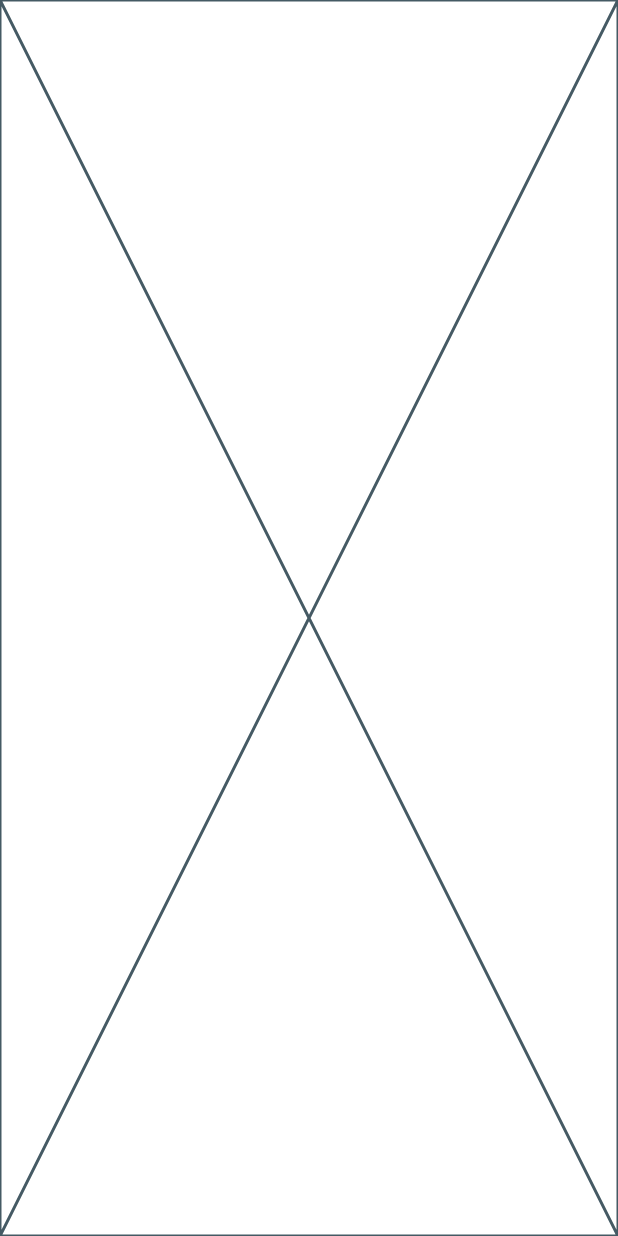
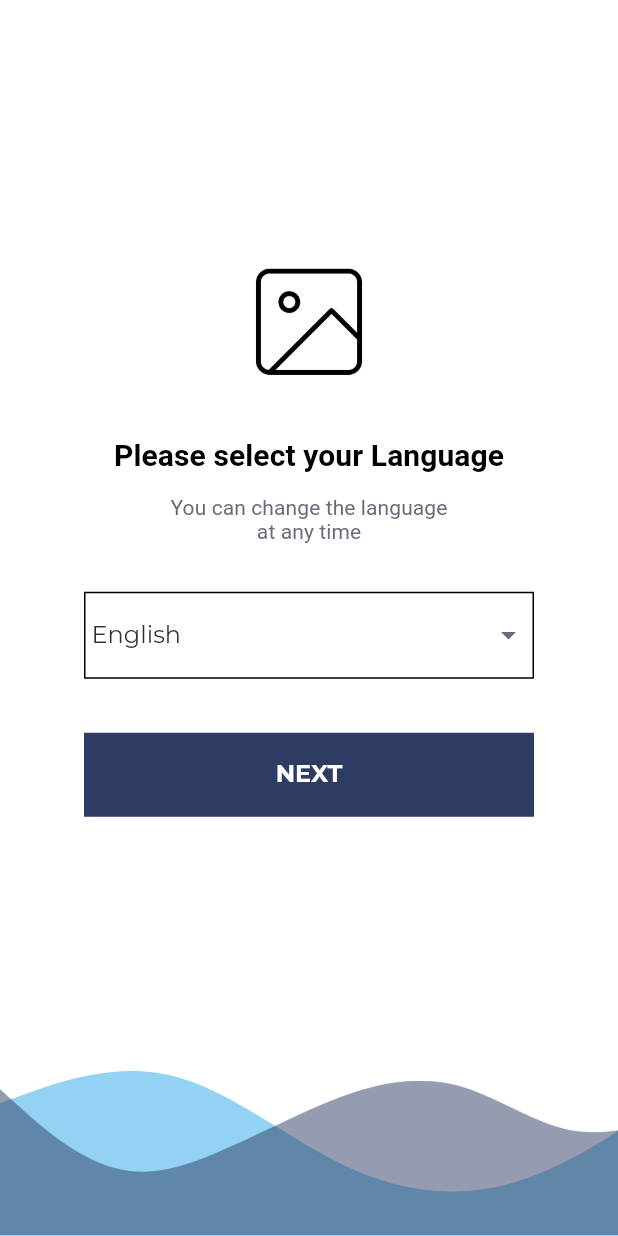
Before and after one commit to anorld-droid/Liveasy-Task, a Flutter app: the screen it shows after launch, on a phone screen of 412 x 824 dp. Run offline on Flutter 3.47's test engine with Material 2 defaults, Android fonts, the phone set to English and light mode, and no system bars; our stand-ins replace firebase_auth, firebase_core, get, google_fonts; accounts and stored records are empty.

Commit message:
Added language screen images, Created language screen layout.

```diff
--- a/lib/controller.dart
+++ b/lib/controller.dart
@@ -1,5 +1,21 @@
+import 'package:flutter/services.dart';
 import 'package:get/get.dart';
 
 /// Created by Patrice Mulindi email(mulindipatrice00@gmail.com) on 23.06.2023.
 
-class Controller extends GetxController {}
+class Controller extends GetxController {
+  final List<String> languages = ['English'];
+  final Rx<String> selectedLanguage = Rx('English');
+  @override
+  void onInit() async {
+    super.onInit();
+    SystemChrome.setSystemUIOverlayStyle(SystemUiOverlayStyle(
+      // Status bar color
+      statusBarColor: Get.theme.colorScheme.tertiary,
+      // Status bar brightness (optional)
+      statusBarIconBrightness: Brightness.light, // For Android (dark icons)
+    ));
+  }
+
+  void openBottomSheet() {}
+}
--- a/lib/feature/language.dart
+++ b/lib/feature/language.dart
@@ -1,6 +1,7 @@
-import 'package:flutter/widgets.dart';
+import 'package:flutter/material.dart';
 import 'package:get/get.dart';
 import 'package:patrice_mulindi_task/controller.dart';
+import 'package:patrice_mulindi_task/utils/liveasy_strings.dart';
 
 /// Created by Patrice Mulindi email(mulindipatrice00@gmail.com) on 23.06.2023.
 class Language extends GetView<Controller> {
@@ -8,6 +9,111 @@ class Language extends GetView<Controller> {
 
   @override
   Widget build(BuildContext context) {
-    return const Placeholder();
+    Get.find<Controller>();
+    return Material(
+        color: Get.theme.colorScheme.background,
+        child: Column(
+          mainAxisAlignment: MainAxisAlignment.spaceBetween,
+          children: [Expanded(flex: 3, child: _body()), _bottomImage()],
+        ));
+  }
+
+  Widget _body() {
+    return Column(
+      mainAxisAlignment: MainAxisAlignment.center,
+      children: [
+        Image.asset(
+          'assets/images/language_icon.png',
+          width: 90,
+          height: 90,
+        ),
+        const SizedBox(
+          height: 24,
+        ),
+        Padding(
+          padding: const EdgeInsets.all(8.0),
+          child: Text(
+            LiveasyStrings.languageTitle,
+            style: Get.textTheme.bodyLarge,
+          ),
+        ),
+        Padding(
+          padding: const EdgeInsets.all(8.0),
+          child: SizedBox(
+            width: 185,
+            child: Text(
+              LiveasyStrings.languageSubtitle,
+              style: Get.textTheme.bodySmall,
+              textAlign: TextAlign.center,
+            ),
+          ),
+        ),
+        Container(
+          decoration: BoxDecoration(
+              border: Border.all(
+                  color: Get.theme.colorScheme.onBackground, width: 1)),
+          width: 300,
+          margin: const EdgeInsets.symmetric(vertical: 24, horizontal: 8),
+          padding: const EdgeInsets.all(4.0),
+          child: DropdownButtonHideUnderline(
+            child: DropdownButton<String>(
+              value: controller.selectedLanguage.value,
+              iconDisabledColor: Get.theme.colorScheme.onBackground,
+              iconEnabledColor: Get.theme.colorScheme.surface,
+              focusColor: Get.theme.colorScheme.onBackground,
+              elevation: 0,
+              style: Get.textTheme.bodyMedium,
+              items: controller.languages.map((String value) {
+                return DropdownMenuItem<String>(
+                  value: value,
+                  child: Text(
+                    value,
+                  ),
+                );
+              }).toList(),
+              onChanged: (String? newValue) {
+                controller.selectedLanguage.value = newValue ?? '';
+              },
+              dropdownColor: Get.theme.colorScheme.background,
+            ),
+          ),
+        ),
+        const SizedBox(
+          height: 12,
+        ),
+        InkWell(
+          onTap: controller.openBottomSheet,
+          child: Container(
+            alignment: Alignment.center,
+            width: 300,
+            height: 56,
+            color: Get.theme.colorScheme.primary,
+            child: Text(
+              LiveasyStrings.nextButton,
+              style: Get.textTheme.labelSmall,
+              textAlign: TextAlign.center,
+            ),
+          ),
+        )
+      ],
+    );
+  }
+
+  Widget _bottomImage() {
+    return Stack(
+      alignment: Alignment.bottomCenter,
+      children: [
+        Image.asset(
+          'assets/images/language_bottom.png',
+          width: Get.width,
+          height: 110,
+        ),
+        Image.asset(
+          'assets/images/language_top.png',
+          width: Get.width,
+          height: 104,
+        )
+      ],
+    );
   }
 }
--- a/lib/main.dart
+++ b/lib/main.dart
@@ -20,7 +20,7 @@ class LiveasyOTPAuth extends GetView<Controller> {
   @override
   Widget build(BuildContext context) {
     Get.lazyPut<Controller>(() => Controller(), fenix: true);
-    return Obx(() => GetMaterialApp(
+    return GetMaterialApp(
       builder: (context, child) {
         final mediaQueryData = MediaQuery.of(context);
         final scale = mediaQueryData.textScaleFactor.clamp(1.0, 1.3);
@@ -48,6 +48,6 @@ class LiveasyOTPAuth extends GetView<Controller> {
           page: () => const Profile(),
         ),
       ],
-        ));
+    );
   }
 }
--- a/lib/utils/liveasy_routes.dart
+++ b/lib/utils/liveasy_routes.dart
@@ -3,5 +3,5 @@
 class LiveasyRoutes {
   static String language = '/feature/language';
   static String verifyPhone = '/feature/verifyPhone';
-  static String profile = 'feature/profile';
+  static String profile = '/feature/profile';
 }
--- /dev/null
+++ b/lib/utils/liveasy_strings.dart
@@ -0,0 +1,6 @@
+class LiveasyStrings {
+  //Language Screen Strings
+  static String languageTitle = 'Please select your Language';
+  static String languageSubtitle = 'You can change the language at any time';
+  static String nextButton = 'NEXT';
+}
--- a/lib/utils/themes.dart
+++ b/lib/utils/themes.dart
@@ -4,11 +4,11 @@ import 'package:google_fonts/google_fonts.dart';
 /// Created by Patrice Mulindi email(mulindipatrice00@gmail.com) on 23.06.2023.
 class Themes {
   static final light = ThemeData.light().copyWith(
-    scaffoldBackgroundColor: Colors.grey.shade100,
+    scaffoldBackgroundColor: Colors.white,
     brightness: Brightness.dark,
     primaryColorDark: Colors.black,
     textTheme: TextTheme(
-      displaySmall: GoogleFonts.montserratAlternates(
+      displaySmall: GoogleFonts.roboto(
           fontSize: 24,
           color: Colors.black,
           letterSpacing: .0,
@@ -20,49 +20,49 @@ class Themes {
           letterSpacing: .0,
           fontStyle: FontStyle.normal,
           fontWeight: FontWeight.w500),
-      headlineMedium: GoogleFonts.montserratAlternates(
+      headlineMedium: GoogleFonts.roboto(
           fontSize: 28,
           color: Colors.black,
           letterSpacing: .0,
           fontStyle: FontStyle.normal,
           fontWeight: FontWeight.w500),
-      headlineSmall: GoogleFonts.montserrat(
+      headlineSmall: GoogleFonts.roboto(
           fontSize: 24,
           color: Colors.black,
           letterSpacing: .0,
           fontStyle: FontStyle.normal,
           fontWeight: FontWeight.w500),
-      labelMedium: GoogleFonts.montserratAlternates(
+      labelMedium: GoogleFonts.roboto(
           fontSize: 12,
           color: Colors.black,
           letterSpacing: .0,
           fontStyle: FontStyle.normal,
           fontWeight: FontWeight.w500),
-      labelSmall: GoogleFonts.montserratAlternates(
+      labelSmall: GoogleFonts.montserrat(
+          fontSize: 16,
+          color: Colors.white,
+          letterSpacing: .0,
+          fontStyle: FontStyle.normal,
+          fontWeight: FontWeight.w700),
+      bodyLarge: GoogleFonts.roboto(
           fontSize: 20,
           color: Colors.black,
+          letterSpacing: .07,
+          fontStyle: FontStyle.normal,
+          fontWeight: FontWeight.w700),
+      bodyMedium: GoogleFonts.montserrat(
+          fontSize: 16,
+          color: const Color(0xFF2F3037),
           letterSpacing: .0,
           fontStyle: FontStyle.normal,
           fontWeight: FontWeight.w400),
-      bodyLarge: GoogleFonts.montserratAlternates(
-          fontSize: 16,
-          color: Colors.black,
-          letterSpacing: .0,
+      bodySmall: GoogleFonts.roboto(
+          fontSize: 14,
+          color: const Color(0xFF6A6C7B),
+          letterSpacing: .07,
           fontStyle: FontStyle.normal,
           fontWeight: FontWeight.w400),
-      bodyMedium: GoogleFonts.montserratAlternates(
-          fontSize: 18,
-          color: Colors.black,
-          letterSpacing: .0,
-          fontStyle: FontStyle.normal,
-          fontWeight: FontWeight.w400),
-      bodySmall: GoogleFonts.montserratAlternates(
-          fontSize: 14,
-          color: Colors.black,
-          letterSpacing: .0,
-          fontStyle: FontStyle.normal,
-          fontWeight: FontWeight.w400),
-      displayMedium: GoogleFonts.montserratAlternates(
+      displayMedium: GoogleFonts.roboto(
           fontSize: 16,
           color: Colors.black,
           letterSpacing: .0,
@@ -70,7 +70,7 @@ class Themes {
           fontWeight: FontWeight.w400),
     ),
     colorScheme: ColorScheme(
-        background: Colors.grey.shade100,
+        background: Colors.white,
         brightness: Brightness.dark,
         primary: const Color(0xFF2E3B62),
         onPrimary: Colors.white,
@@ -82,7 +82,7 @@ class Themes {
         tertiary: Colors.black,
         onError: Colors.white,
         onBackground: Colors.black,
-        surface: Colors.white,
+        surface: const Color(0xFF6A6C7B),
         onSurface: Colors.grey.shade300),
   );
 
@@ -91,7 +91,7 @@ class Themes {
     brightness: Brightness.light,
     primaryColorDark: const Color.fromARGB(255, 250, 250, 250),
     textTheme: TextTheme(
-      displaySmall: GoogleFonts.montserratAlternates(
+      displaySmall: GoogleFonts.roboto(
           fontSize: 24,
           color: Colors.white,
           letterSpacing: 0.0,
@@ -109,43 +109,43 @@ class Themes {
           letterSpacing: 0,
           fontStyle: FontStyle.normal,
           fontWeight: FontWeight.w500),
-      headlineSmall: GoogleFonts.montserrat(
+      headlineSmall: GoogleFonts.roboto(
           fontSize: 24,
           color: Colors.white,
           letterSpacing: 0,
           fontStyle: FontStyle.normal,
           fontWeight: FontWeight.w500),
-      labelMedium: GoogleFonts.montserratAlternates(
+      labelMedium: GoogleFonts.roboto(
           fontSize: 12,
           color: Colors.white,
           letterSpacing: 0.0,
           fontStyle: FontStyle.normal,
           fontWeight: FontWeight.w500),
-      labelSmall: GoogleFonts.montserratAlternates(
+      labelSmall: GoogleFonts.roboto(
           fontSize: 20,
           color: Colors.white,
           letterSpacing: 0.0,
           fontStyle: FontStyle.normal,
           fontWeight: FontWeight.w400),
-      bodyLarge: GoogleFonts.montserratAlternates(
-          fontSize: 16,
+      bodyLarge: GoogleFonts.roboto(
+          fontSize: 20,
           color: Colors.white,
-          letterSpacing: 0.0,
+          letterSpacing: 0.07,
           fontStyle: FontStyle.normal,
-          fontWeight: FontWeight.w400),
-      bodyMedium: GoogleFonts.montserratAlternates(
+          fontWeight: FontWeight.w700),
+      bodyMedium: GoogleFonts.roboto(
           fontSize: 18,
           color: Colors.white,
           letterSpacing: 0.0,
           fontStyle: FontStyle.normal,
           fontWeight: FontWeight.w400),
-      bodySmall: GoogleFonts.montserratAlternates(
+      bodySmall: GoogleFonts.roboto(
           fontSize: 14,
           color: Colors.white,
-          letterSpacing: 0.0,
+          letterSpacing: 0.07,
           fontStyle: FontStyle.normal,
           fontWeight: FontWeight.w400),
-      displayMedium: GoogleFonts.montserratAlternates(
+      displayMedium: GoogleFonts.roboto(
           fontSize: 16,
           color: Colors.white,
           letterSpacing: 0.0,
--- a/pubspec.yaml
+++ b/pubspec.yaml
@@ -26,8 +26,10 @@ flutter:
   uses-material-design: true
 
   # To add assets to your application, add an assets section, like this:
-  # assets:
-  #   - images/a_dot_burr.jpeg
+  assets:
+    - assets/images/language_icon.png
+    - assets/images/language_bottom.png
+    - assets/images/language_top.png
   #   - images/a_dot_ham.jpeg
   # fonts:
   #   - family: Schyler
```
Also changed, not shown: assets/images/language_bottom.png (added), assets/images/language_icon.png (added), assets/images/language_top.png (added), 1 other file. Lines whose indentation alone changed are shown as unchanged.
